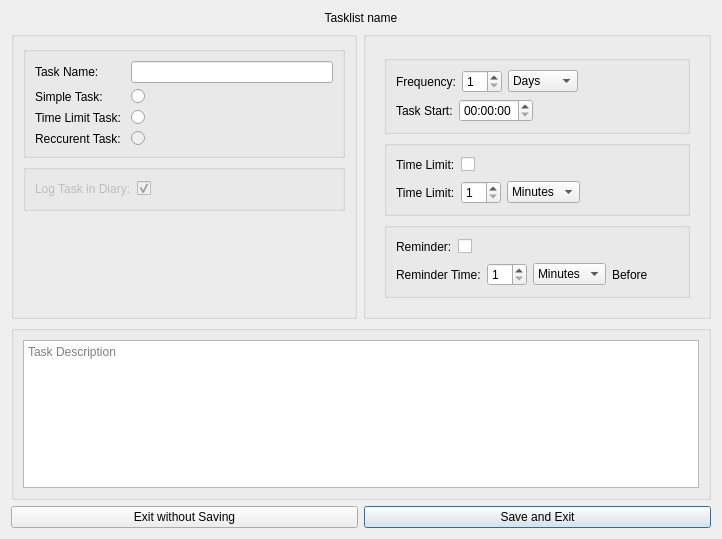
Qt form Operations-Features/tasklists/tasklists_addtask.ui (therealMaPMaKeR/MMDiary) before a commit.
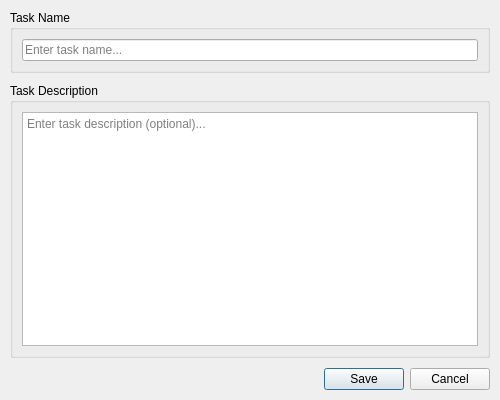
The same form after that commit. The open tabs and pages were chosen to show the change.

Commit message:
refactored tasklists feature
removed unused and overly complicated recurrent and time limit tasks

The edit to the form file:
```diff
--- a/Operations-Features/tasklists/tasklists_addtask.ui
+++ b/Operations-Features/tasklists/tasklists_addtask.ui
@@ -6,847 +6,61 @@
    <rect>
     <x>0</x>
     <y>0</y>
-    <width>722</width>
-    <height>539</height>
+    <width>500</width>
+    <height>400</height>
    </rect>
   </property>
-  <property name="sizePolicy">
-   <sizepolicy hsizetype="Fixed" vsizetype="Fixed">
-    <horstretch>0</horstretch>
-    <verstretch>0</verstretch>
-   </sizepolicy>
-  </property>
-  <property name="minimumSize">
-   <size>
-    <width>722</width>
-    <height>539</height>
-   </size>
-  </property>
-  <property name="maximumSize">
-   <size>
-    <width>722</width>
-    <height>539</height>
-   </size>
-  </property>
   <property name="windowTitle">
    <string>Dialog</string>
   </property>
-  <layout class="QVBoxLayout" name="verticalLayout_12">
+  <layout class="QVBoxLayout" name="verticalLayout">
+   <property name="spacing">
+    <number>10</number>
+   </property>
+   <property name="leftMargin">
+    <number>10</number>
+   </property>
+   <property name="topMargin">
+    <number>10</number>
+   </property>
+   <property name="rightMargin">
+    <number>10</number>
+   </property>
+   <property name="bottomMargin">
+    <number>10</number>
+   </property>
    <item>
-    <widget class="QLabel" name="label_TaskListName">
-     <property name="text">
-      <string>Tasklist name</string>
+    <widget class="QGroupBox" name="groupBox_TaskName">
+     <property name="title">
+      <string>Task Name</string>
      </property>
-     <property name="alignment">
-      <set>Qt::AlignCenter</set>
-     </property>
+     <layout class="QHBoxLayout" name="horizontalLayout">
+      <item>
+       <widget class="QLineEdit" name="lineEdit_TaskName">
+        <property name="placeholderText">
+         <string>Enter task name...</string>
+        </property>
+       </widget>
+      </item>
+     </layout>
     </widget>
    </item>
    <item>
-    <layout class="QHBoxLayout" name="horizontalLayout_13">
-     <item>
-      <widget class="QGroupBox" name="groupBox">
-       <property name="title">
-        <string/>
-       </property>
-       <layout class="QVBoxLayout" name="verticalLayout_5">
-        <item>
-         <widget class="QGroupBox" name="formGroupBox">
-          <layout class="QFormLayout" name="formLayout">
-           <item row="0" column="0">
-            <widget class="QLabel" name="label">
-             <property name="text">
-              <string>Task Name:</string>
-             </property>
-            </widget>
-           </item>
-           <item row="0" column="1">
-            <widget class="QLineEdit" name="lineEdit_TaskName"/>
-           </item>
-           <item row="1" column="0">
-            <widget class="QLabel" name="label_5">
-             <property name="text">
-              <string>Simple Task:</string>
-             </property>
-            </widget>
-           </item>
-           <item row="1" column="1">
-            <widget class="QRadioButton" name="radioButton_TaskSimple">
-             <property name="text">
-              <string/>
-             </property>
-            </widget>
-           </item>
-           <item row="2" column="0">
-            <widget class="QLabel" name="label_4">
-             <property name="text">
-              <string>Time Limit Task:</string>
-             </property>
-            </widget>
-           </item>
-           <item row="3" column="0">
-            <widget class="QLabel" name="label_RecurrentTask">
-             <property name="text">
-              <string>Reccurent Task: </string>
-             </property>
-            </widget>
-           </item>
-           <item row="3" column="1">
-            <widget class="QRadioButton" name="radioButton_TaskRecurrent">
-             <property name="enabled">
-              <bool>false</bool>
-             </property>
-             <property name="text">
-              <string/>
-             </property>
-            </widget>
-           </item>
-           <item row="2" column="1">
-            <widget class="QRadioButton" name="radioButton_TaskTimed">
-             <property name="text">
-              <string/>
-             </property>
-            </widget>
-           </item>
-          </layout>
-         </widget>
-        </item>
-        <item>
-         <widget class="QGroupBox" name="groupBox_LogTask">
-          <layout class="QHBoxLayout" name="horizontalLayout_11">
-           <item>
-            <widget class="QLabel" name="label_2">
-             <property name="enabled">
-              <bool>false</bool>
-             </property>
-             <property name="text">
-              <string>Log Task in Diary:</string>
-             </property>
-            </widget>
-           </item>
-           <item>
-            <widget class="QCheckBox" name="checkBox_TaskLogDiary">
-             <property name="enabled">
-              <bool>false</bool>
-             </property>
-             <property name="text">
-              <string/>
-             </property>
-             <property name="checked">
-              <bool>true</bool>
-             </property>
-            </widget>
-           </item>
-           <item>
-            <spacer name="horizontalSpacer_8">
-             <property name="orientation">
-              <enum>Qt::Horizontal</enum>
-             </property>
-             <property name="sizeHint" stdset="0">
-              <size>
-               <width>40</width>
-               <height>20</height>
-              </size>
-             </property>
-            </spacer>
-           </item>
-          </layout>
-         </widget>
-        </item>
-        <item>
-         <spacer name="verticalSpacer_4">
-          <property name="orientation">
-           <enum>Qt::Vertical</enum>
-          </property>
-          <property name="sizeHint" stdset="0">
-           <size>
-            <width>20</width>
-            <height>40</height>
-           </size>
-          </property>
-         </spacer>
-        </item>
-       </layout>
-      </widget>
-     </item>
-     <item>
-      <widget class="QGroupBox" name="groupBox_2">
-       <property name="title">
-        <string/>
-       </property>
-       <layout class="QVBoxLayout" name="verticalLayout_4">
-        <item>
-         <widget class="QStackedWidget" name="stackedWidget">
-          <property name="currentIndex">
-           <number>1</number>
-          </property>
-          <widget class="QWidget" name="SimpleTask">
-           <layout class="QVBoxLayout" name="verticalLayout_3">
-            <item>
-             <widget class="QGroupBox" name="groupBox_8">
-              <property name="title">
-               <string/>
-              </property>
-              <layout class="QVBoxLayout" name="verticalLayout_11">
-               <item>
-                <layout class="QHBoxLayout" name="horizontalLayout_10">
-                 <item>
-                  <widget class="QLabel" name="label_18">
-                   <property name="text">
-                    <string>Congratulatory Message:</string>
-                   </property>
-                  </widget>
-                 </item>
-                 <item>
-                  <widget class="QComboBox" name="comboBox_Simple_CMess">
-                   <item>
-                    <property name="text">
-                     <string>None</string>
-                    </property>
-                   </item>
-                   <item>
-                    <property name="text">
-                     <string>Simple</string>
-                    </property>
-                   </item>
-                   <item>
-                    <property name="text">
-                     <string>Advanced</string>
-                    </property>
-                   </item>
-                   <item>
-                    <property name="text">
-                     <string>Intense</string>
-                    </property>
-                   </item>
-                   <item>
-                    <property name="text">
-                     <string>Extreme</string>
-                    </property>
-                   </item>
-                  </widget>
-                 </item>
-                </layout>
-               </item>
-              </layout>
-             </widget>
-            </item>
-            <item>
-             <spacer name="verticalSpacer">
-              <property name="orientation">
-               <enum>Qt::Vertical</enum>
-              </property>
-              <property name="sizeHint" stdset="0">
-               <size>
-                <width>20</width>
-                <height>153</height>
-               </size>
-              </property>
-             </spacer>
-            </item>
-           </layout>
-          </widget>
-          <widget class="QWidget" name="TimeLimitTask">
-           <layout class="QVBoxLayout" name="verticalLayout_2">
-            <item>
-             <widget class="QGroupBox" name="groupBox_6">
-              <property name="title">
-               <string/>
-              </property>
-              <layout class="QVBoxLayout" name="verticalLayout_9">
-               <item>
-                <layout class="QHBoxLayout" name="horizontalLayout">
-                 <item>
-                  <widget class="QLabel" name="label_6">
-                   <property name="text">
-                    <string>Time Limit:</string>
-                   </property>
-                  </widget>
-                 </item>
-                 <item>
-                  <widget class="QSpinBox" name="spinBox_Timed_TLimit">
-                   <property name="maximumSize">
-                    <size>
-                     <width>40</width>
-                     <height>16777215</height>
-                    </size>
-                   </property>
-                   <property name="minimum">
-                    <number>1</number>
-                   </property>
-                  </widget>
-                 </item>
-                 <item>
-                  <widget class="QComboBox" name="comboBox_Timed_TLimit">
-                   <item>
-                    <property name="text">
-                     <string>Minutes</string>
-                    </property>
-                   </item>
-                   <item>
-                    <property name="text">
-                     <string>Hours</string>
-                    </property>
-                   </item>
-                   <item>
-                    <property name="text">
-                     <string>Days</string>
-                    </property>
-                   </item>
-                   <item>
-                    <property name="text">
-                     <string>Months</string>
-                    </property>
-                   </item>
-                   <item>
-                    <property name="text">
-                     <string>Years</string>
-                    </property>
-                   </item>
-                  </widget>
-                 </item>
-                </layout>
-               </item>
-              </layout>
-             </widget>
-            </item>
-            <item>
-             <widget class="QGroupBox" name="groupBox">
-              <layout class="QFormLayout" name="formLayout_2">
-               <item row="0" column="0">
-                <widget class="QLabel" name="label_9">
-                 <property name="text">
-                  <string>Congratulatory Message: </string>
-                 </property>
-                </widget>
-               </item>
-               <item row="0" column="1">
-                <widget class="QComboBox" name="comboBox_Timed_CMess">
-                 <item>
-                  <property name="text">
-                   <string>None</string>
-                  </property>
-                 </item>
-                 <item>
-                  <property name="text">
-                   <string>Simple</string>
-                  </property>
-                 </item>
-                 <item>
-                  <property name="text">
-                   <string>Advanced</string>
-                  </property>
-                 </item>
-                 <item>
-                  <property name="text">
-                   <string>Intense</string>
-                  </property>
-                 </item>
-                 <item>
-                  <property name="text">
-                   <string>Extreme</string>
-                  </property>
-                 </item>
-                </widget>
-               </item>
-               <item row="1" column="0">
-                <widget class="QLabel" name="label_10">
-                 <property name="text">
-                  <string>Punitive Message:</string>
-                 </property>
-                </widget>
-               </item>
-               <item row="1" column="1">
-                <widget class="QComboBox" name="comboBox_Timed_PMess">
-                 <item>
-                  <property name="text">
-                   <string>None</string>
-                  </property>
-                 </item>
-                 <item>
-                  <property name="text">
-                   <string>Simple</string>
-                  </property>
-                 </item>
-                 <item>
-                  <property name="text">
-                   <string>Advanced</string>
-                  </property>
-                 </item>
-                 <item>
-                  <property name="text">
-                   <string>Intense</string>
-                  </property>
-                 </item>
-                 <item>
-                  <property name="text">
-                   <string>Extreme</string>
-                  </property>
-                 </item>
-                </widget>
-               </item>
-              </layout>
-             </widget>
-            </item>
-            <item>
-             <widget class="QGroupBox" name="groupBox_7">
-              <property name="title">
-               <string/>
-              </property>
-              <layout class="QVBoxLayout" name="verticalLayout_10">
-               <item>
-                <layout class="QHBoxLayout" name="horizontalLayout_3">
-                 <item>
-                  <widget class="QLabel" name="label_7">
-                   <property name="text">
-                    <string>Reminder:</string>
-                   </property>
-                  </widget>
-                 </item>
-                 <item>
-                  <widget class="QCheckBox" name="checkBox_Timed_Reminder">
-                   <property name="text">
-                    <string/>
-                   </property>
-                  </widget>
-                 </item>
-                 <item>
-                  <spacer name="horizontalSpacer">
-                   <property name="orientation">
-                    <enum>Qt::Horizontal</enum>
-                   </property>
-                   <property name="sizeHint" stdset="0">
-                    <size>
-                     <width>40</width>
-                     <height>20</height>
-                    </size>
-                   </property>
-                  </spacer>
-                 </item>
-                </layout>
-               </item>
-               <item>
-                <layout class="QHBoxLayout" name="horizontalLayout_2">
-                 <item>
-                  <widget class="QLabel" name="label_Timed_RFreq">
-                   <property name="text">
-                    <string>Reminder Frequency:</string>
-                   </property>
-                  </widget>
-                 </item>
-                 <item>
-                  <widget class="QSpinBox" name="spinBox_Timed_RFreq">
-                   <property name="maximumSize">
-                    <size>
-                     <width>40</width>
-                     <height>16777215</height>
-                    </size>
-                   </property>
-                   <property name="minimum">
-                    <number>1</number>
-                   </property>
-                  </widget>
-                 </item>
-                 <item>
-                  <widget class="QComboBox" name="comboBox_Timed_RFreq">
-                   <item>
-                    <property name="text">
-                     <string>Minutes</string>
-                    </property>
-                   </item>
-                   <item>
-                    <property name="text">
-                     <string>Hours</string>
-                    </property>
-                   </item>
-                   <item>
-                    <property name="text">
-                     <string>Days</string>
-                    </property>
-                   </item>
-                   <item>
-                    <property name="text">
-                     <string>Months</string>
-                    </property>
-                   </item>
-                   <item>
-                    <property name="text">
-                     <string>Years</string>
-                    </property>
-                   </item>
-                  </widget>
-                 </item>
-                </layout>
-               </item>
-              </layout>
-             </widget>
-            </item>
-            <item>
-             <spacer name="verticalSpacer_2">
-              <property name="orientation">
-               <enum>Qt::Vertical</enum>
-              </property>
-              <property name="sizeHint" stdset="0">
-               <size>
-                <width>20</width>
-                <height>40</height>
-               </size>
-              </property>
-             </spacer>
-            </item>
-           </layout>
-          </widget>
-          <widget class="QWidget" name="RecurrentTask">
-           <layout class="QVBoxLayout" name="verticalLayout">
-            <item>
-             <widget class="QGroupBox" name="groupBox_3">
-              <property name="title">
-               <string/>
-              </property>
-              <layout class="QVBoxLayout" name="verticalLayout_6">
-               <item>
-                <layout class="QHBoxLayout" name="horizontalLayout_4">
-                 <item>
-                  <widget class="QLabel" name="label_11">
-                   <property name="text">
-                    <string>Frequency:</string>
-                   </property>
-                  </widget>
-                 </item>
-                 <item>
-                  <widget class="QSpinBox" name="spinBox_Rec_Freq">
-                   <property name="maximumSize">
-                    <size>
-                     <width>40</width>
-                     <height>16777215</height>
-                    </size>
-                   </property>
-                   <property name="minimum">
-                    <number>1</number>
-                   </property>
-                  </widget>
-                 </item>
-                 <item>
-                  <widget class="QComboBox" name="comboBox_Rec_Freq">
-                   <item>
-                    <property name="text">
-                     <string>Days</string>
-                    </property>
-                   </item>
-                   <item>
-                    <property name="text">
-                     <string>Months</string>
-                    </property>
-                   </item>
-                   <item>
-                    <property name="text">
-                     <string>Years</string>
-                    </property>
-                   </item>
-                  </widget>
-                 </item>
-                 <item>
-                  <spacer name="horizontalSpacer_2">
-                   <property name="orientation">
-                    <enum>Qt::Horizontal</enum>
-                   </property>
-                   <property name="sizeHint" stdset="0">
-                    <size>
-                     <width>40</width>
-                     <height>20</height>
-                    </size>
-                   </property>
-                  </spacer>
-                 </item>
-                </layout>
-               </item>
-               <item>
-                <layout class="QHBoxLayout" name="horizontalLayout_5">
-                 <item>
-                  <widget class="QLabel" name="label_13">
-                   <property name="text">
-                    <string>Task Start:</string>
-                   </property>
-                  </widget>
-                 </item>
-                 <item>
-                  <widget class="QTimeEdit" name="timeEdit_Rec_Start"/>
-                 </item>
-                 <item>
-                  <spacer name="horizontalSpacer_3">
-                   <property name="orientation">
-                    <enum>Qt::Horizontal</enum>
-                   </property>
-                   <property name="sizeHint" stdset="0">
-                    <size>
-                     <width>40</width>
-                     <height>20</height>
-                    </size>
-                   </property>
-                  </spacer>
-                 </item>
-                </layout>
-               </item>
-              </layout>
-             </widget>
-            </item>
-            <item>
-             <widget class="QGroupBox" name="groupBox_4">
-              <property name="title">
-               <string/>
-              </property>
-              <layout class="QVBoxLayout" name="verticalLayout_7">
-               <item>
-                <layout class="QHBoxLayout" name="horizontalLayout_9">
-                 <item>
-                  <widget class="QLabel" name="label_17">
-                   <property name="text">
-                    <string>Time Limit:</string>
-                   </property>
-                  </widget>
-                 </item>
-                 <item>
-                  <widget class="QCheckBox" name="checkBox_Rec_TLimit">
-                   <property name="text">
-                    <string/>
-                   </property>
-                  </widget>
-                 </item>
-                 <item>
-                  <spacer name="horizontalSpacer_4">
-                   <property name="orientation">
-                    <enum>Qt::Horizontal</enum>
-                   </property>
-                   <property name="sizeHint" stdset="0">
-                    <size>
-                     <width>40</width>
-                     <height>20</height>
-                    </size>
-                   </property>
-                  </spacer>
-                 </item>
-                </layout>
-               </item>
-               <item>
-                <layout class="QHBoxLayout" name="horizontalLayout_8">
-                 <item>
-                  <widget class="QLabel" name="label_Rec_TLimit">
-                   <property name="text">
-                    <string>Time Limit:</string>
-                   </property>
-                  </widget>
-                 </item>
-                 <item>
-                  <widget class="QSpinBox" name="spinBox_Rec_TLimit">
-                   <property name="maximumSize">
-                    <size>
-                     <width>40</width>
-                     <height>16777215</height>
-                    </size>
-                   </property>
-                   <property name="minimum">
-                    <number>1</number>
-                   </property>
-                  </widget>
-                 </item>
-                 <item>
-                  <widget class="QComboBox" name="comboBox_Rec_TLimit">
-                   <item>
-                    <property name="text">
-                     <string>Minutes</string>
-                    </property>
-                   </item>
-                   <item>
-                    <property name="text">
-                     <string>Hours</string>
-                    </property>
-                   </item>
-                   <item>
-                    <property name="text">
-                     <string>Days</string>
-                    </property>
-                   </item>
-                   <item>
-                    <property name="text">
-                     <string>Months</string>
-                    </property>
-                   </item>
-                   <item>
-                    <property name="text">
-                     <string>Years</string>
-                    </property>
-                   </item>
-                  </widget>
-                 </item>
-                 <item>
-                  <spacer name="horizontalSpacer_6">
-                   <property name="orientation">
-                    <enum>Qt::Horizontal</enum>
-                   </property>
-                   <property name="sizeHint" stdset="0">
-                    <size>
-                     <width>40</width>
-                     <height>20</height>
-                    </size>
-                   </property>
-                  </spacer>
-                 </item>
-                </layout>
-               </item>
-              </layout>
-             </widget>
-            </item>
-            <item>
-             <widget class="QGroupBox" name="groupBox_5">
-              <property name="title">
-               <string/>
-              </property>
-              <layout class="QVBoxLayout" name="verticalLayout_8">
-               <item>
-                <layout class="QHBoxLayout" name="horizontalLayout_6">
-                 <item>
-                  <widget class="QLabel" name="label_12">
-                   <property name="text">
-                    <string>Reminder:</string>
-                   </property>
-                  </widget>
-                 </item>
-                 <item>
-                  <widget class="QCheckBox" name="checkBox_Rec_Reminder">
-                   <property name="text">
-                    <string/>
-                   </property>
-                  </widget>
-                 </item>
-                 <item>
-                  <spacer name="horizontalSpacer_5">
-                   <property name="orientation">
-                    <enum>Qt::Horizontal</enum>
-                   </property>
-                   <property name="sizeHint" stdset="0">
-                    <size>
-                     <width>40</width>
-                     <height>20</height>
-                    </size>
-                   </property>
-                  </spacer>
-                 </item>
-                </layout>
-               </item>
-               <item>
-                <layout class="QHBoxLayout" name="horizontalLayout_7">
-                 <item>
-                  <widget class="QLabel" name="label_Rec_Reminder">
-                   <property name="text">
-                    <string>Reminder Time:</string>
-                   </property>
-                  </widget>
-                 </item>
-                 <item>
-                  <widget class="QSpinBox" name="spinBox_Rec_Reminder">
-                   <property name="maximumSize">
-                    <size>
-                     <width>40</width>
-                     <height>16777215</height>
-                    </size>
-                   </property>
-                   <property name="minimum">
-                    <number>1</number>
-                   </property>
-                  </widget>
-                 </item>
-                 <item>
-                  <widget class="QComboBox" name="comboBox_Rec_Reminder">
-                   <property name="minimumSize">
-                    <size>
-                     <width>70</width>
-                     <height>0</height>
-                    </size>
-                   </property>
-                   <item>
-                    <property name="text">
-                     <string>Minutes</string>
-                    </property>
-                   </item>
-                   <item>
-                    <property name="text">
-                     <string>Hours</string>
-                    </property>
-                   </item>
-                   <item>
-                    <property name="text">
-                     <string>Days</string>
-                    </property>
-                   </item>
-                   <item>
-                    <property name="text">
-                     <string>Months</string>
-                    </property>
-                   </item>
-                   <item>
-                    <property name="text">
-                     <string>Years</string>
-                    </property>
-                   </item>
-                  </widget>
-                 </item>
-                 <item>
-                  <widget class="QLabel" name="label_Rec_ReminderBefore">
-                   <property name="text">
-                    <string>Before</string>
-                   </property>
-                  </widget>
-                 </item>
-                 <item>
-                  <spacer name="horizontalSpacer_7">
-                   <property name="orientation">
-                    <enum>Qt::Horizontal</enum>
-                   </property>
-                   <property name="sizeHint" stdset="0">
-                    <size>
-                     <width>30</width>
-                     <height>20</height>
-                    </size>
-                   </property>
-                  </spacer>
-                 </item>
-                </layout>
-               </item>
-              </layout>
-             </widget>
-            </item>
-            <item>
-             <spacer name="verticalSpacer_3">
-              <property name="orientation">
-               <enum>Qt::Vertical</enum>
-              </property>
-              <property name="sizeHint" stdset="0">
-               <size>
-                <width>20</width>
-                <height>40</height>
-               </size>
-              </property>
-             </spacer>
-            </item>
-           </layout>
-          </widget>
-         </widget>
-        </item>
-       </layout>
-      </widget>
-     </item>
-    </layout>
-   </item>
-   <item>
-    <widget class="QGroupBox" name="groupBox_9">
+    <widget class="QGroupBox" name="groupBox_Description">
      <property name="title">
-      <string/>
+      <string>Task Description</string>
      </property>
-     <layout class="QHBoxLayout" name="horizontalLayout_14">
+     <property name="sizePolicy">
+      <sizepolicy hsizetype="Preferred" vsizetype="Expanding">
+       <horstretch>0</horstretch>
+       <verstretch>1</verstretch>
+      </sizepolicy>
+     </property>
+     <layout class="QVBoxLayout" name="verticalLayout_2">
       <item>
-       <widget class="QPlainTextEdit" name="plainTextEdit_TaskDesc">
+       <widget class="QPlainTextEdit" name="plainTextEdit_Simple_Desc">
         <property name="placeholderText">
-         <string>Task Description</string>
+         <string>Enter task description (optional)...</string>
         </property>
        </widget>
       </item>
@@ -854,28 +68,14 @@
     </widget>
    </item>
    <item>
-    <layout class="QHBoxLayout" name="horizontalLayout_12">
-     <item>
-      <widget class="QPushButton" name="pushButton_ExitNOSave">
-       <property name="text">
-        <string>Exit without Saving</string>
-       </property>
-       <property name="autoDefault">
-        <bool>false</bool>
-       </property>
-      </widget>
-     </item>
-     <item>
-      <widget class="QPushButton" name="pushButton_SaveExit">
-       <property name="text">
-        <string>Save and Exit</string>
-       </property>
-       <property name="default">
-        <bool>true</bool>
-       </property>
-      </widget>
-     </item>
-    </layout>
+    <widget class="QDialogButtonBox" name="buttonBox">
+     <property name="orientation">
+      <enum>Qt::Horizontal</enum>
+     </property>
+     <property name="standardButtons">
+      <set>QDialogButtonBox::Cancel|QDialogButtonBox::Save</set>
+     </property>
+    </widget>
    </item>
   </layout>
  </widget>
```
Left out of the diff: 41 changed lines with no effect on the pictures. The commit also changes 4 other files.
